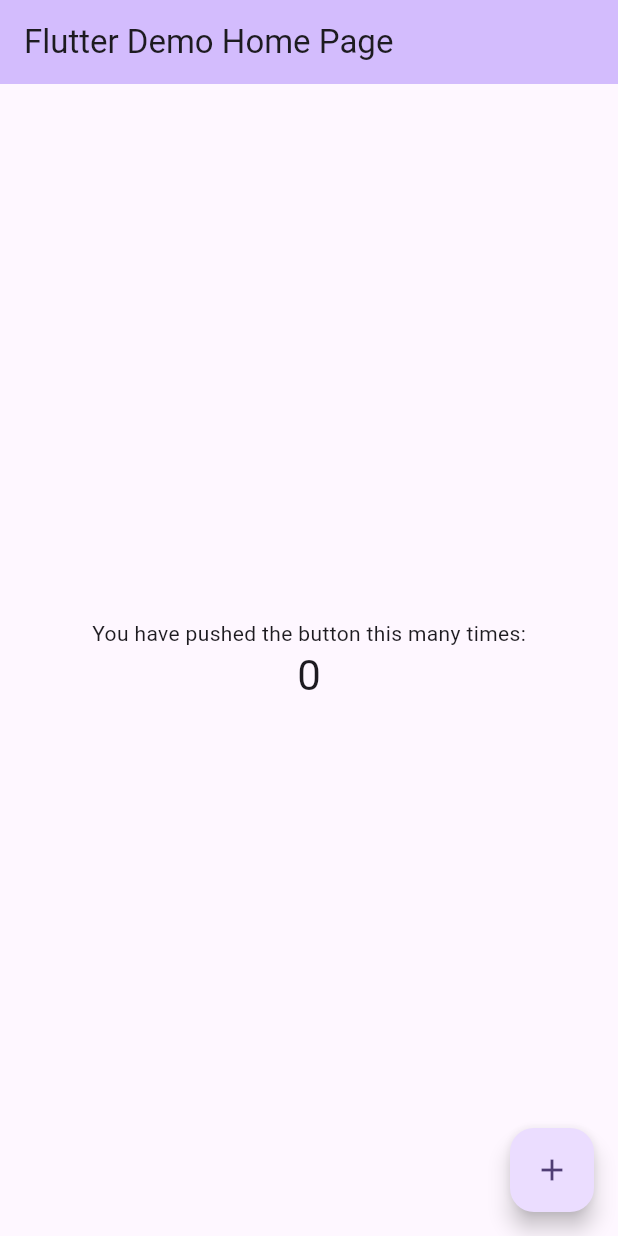
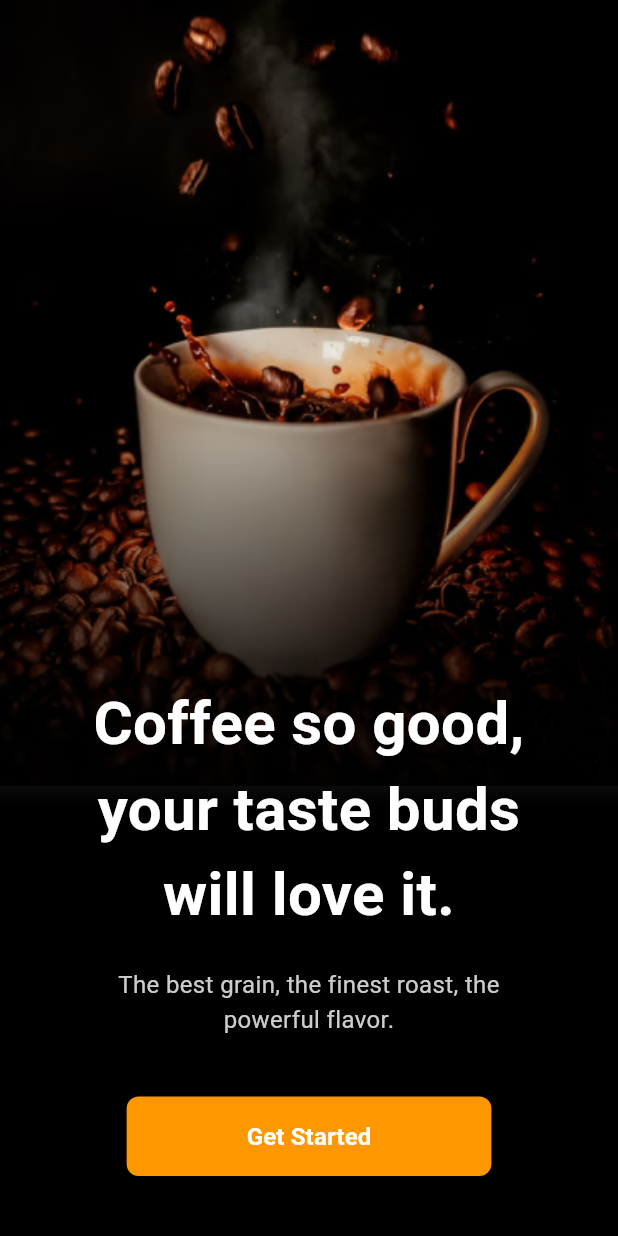
Before and after one commit to fadilxcoder/flutter-projects, a Flutter app: the screen it shows after launch, on a phone screen of 412 x 824 dp. Run offline on Flutter 3.47's test engine with Material 3 defaults, Android fonts, the phone set to English and light mode, and no system bars; our stand-ins replace firebase_core, flutter_svg; accounts and stored records are empty.

Commit message:
integrate coffee app codebase - zrr

```diff
--- a/lib/main.dart
+++ b/lib/main.dart
@@ -1,6 +1,15 @@
+import 'package:firebase_core/firebase_core.dart';
+import 'package:coffee_shop/screens/onboarding_screen.dart';
 import 'package:flutter/material.dart';
+import 'package:coffee_shop/firebase_options.dart';
 
-void main() {
+void main() async {
+  WidgetsFlutterBinding.ensureInitialized();
+  await Firebase.initializeApp(
+    options: DefaultFirebaseOptions.currentPlatform,
+  );
+
+
   runApp(const MyApp());
 }
 
@@ -11,115 +20,11 @@
   @override
   Widget build(BuildContext context) {
     return MaterialApp(
-      title: 'Flutter Demo',
+      title: 'Coffee App',
       theme: ThemeData(
-        // This is the theme of your application.
-        //
-        // TRY THIS: Try running your application with "flutter run". You'll see
-        // the application has a purple toolbar. Then, without quitting the app,
-        // try changing the seedColor in the colorScheme below to Colors.green
-        // and then invoke "hot reload" (save your changes or press the "hot
-        // reload" button in a Flutter-supported IDE, or press "r" if you used
-        // the command line to start the app).
-        //
-        // Notice that the counter didn't reset back to zero; the application
-        // state is not lost during the reload. To reset the state, use hot
-        // restart instead.
-        //
-        // This works for code too, not just values: Most code changes can be
-        // tested with just a hot reload.
-        colorScheme: ColorScheme.fromSeed(seedColor: Colors.deepPurple),
-        useMaterial3: true,
+        primarySwatch: Colors.orange,
       ),
-      home: const MyHomePage(title: 'Flutter Demo Home Page'),
+      home: const OnboardingScreen(),
     );
   }
 }
-
-class MyHomePage extends StatefulWidget {
-  const MyHomePage({super.key, required this.title});
-
-  // This widget is the home page of your application. It is stateful, meaning
-  // that it has a State object (defined below) that contains fields that affect
-  // how it looks.
-
-  // This class is the configuration for the state. It holds the values (in this
-  // case the title) provided by the parent (in this case the App widget) and
-  // used by the build method of the State. Fields in a Widget subclass are
-  // always marked "final".
-
-  final String title;
-
-  @override
-  State<MyHomePage> createState() => _MyHomePageState();
-}
-
-class _MyHomePageState extends State<MyHomePage> {
-  int _counter = 0;
-
-  void _incrementCounter() {
-    setState(() {
-      // This call to setState tells the Flutter framework that something has
-      // changed in this State, which causes it to rerun the build method below
-      // so that the display can reflect the updated values. If we changed
-      // _counter without calling setState(), then the build method would not be
-      // called again, and so nothing would appear to happen.
-      _counter++;
-    });
-  }
-
-  @override
-  Widget build(BuildContext context) {
-    // This method is rerun every time setState is called, for instance as done
-    // by the _incrementCounter method above.
-    //
-    // The Flutter framework has been optimized to make rerunning build methods
-    // fast, so that you can just rebuild anything that needs updating rather
-    // than having to individually change instances of widgets.
-    return Scaffold(
-      appBar: AppBar(
-        // TRY THIS: Try changing the color here to a specific color (to
-        // Colors.amber, perhaps?) and trigger a hot reload to see the AppBar
-        // change color while the other colors stay the same.
-        backgroundColor: Theme.of(context).colorScheme.inversePrimary,
-        // Here we take the value from the MyHomePage object that was created by
-        // the App.build method, and use it to set our appbar title.
-        title: Text(widget.title),
-      ),
-      body: Center(
-        // Center is a layout widget. It takes a single child and positions it
-        // in the middle of the parent.
-        child: Column(
-          // Column is also a layout widget. It takes a list of children and
-          // arranges them vertically. By default, it sizes itself to fit its
-          // children horizontally, and tries to be as tall as its parent.
-          //
-          // Column has various properties to control how it sizes itself and
-          // how it positions its children. Here we use mainAxisAlignment to
-          // center the children vertically; the main axis here is the vertical
-          // axis because Columns are vertical (the cross axis would be
-          // horizontal).
-          //
-          // TRY THIS: Invoke "debug painting" (choose the "Toggle Debug Paint"
-          // action in the IDE, or press "p" in the console), to see the
-          // wireframe for each widget.
-          mainAxisAlignment: MainAxisAlignment.center,
-          children: <Widget>[
-            const Text(
-              'You have pushed the button this many times:',
-            ),
-            Text(
-              '$_counter',
-              style: Theme.of(context).textTheme.headlineMedium,
-            ),
-          ],
-        ),
-      ),
-      floatingActionButton: FloatingActionButton(
-        onPressed: _incrementCounter,
-        tooltip: 'Increment',
-        child: const Icon(Icons.add),
-      ), // This trailing comma makes auto-formatting nicer for build methods.
-    );
-  }
-}
--- /dev/null
+++ b/lib/screens/onboarding_screen.dart
@@ -0,0 +1,104 @@
+// import 'package:coffee_app/components/constants.dart';
+import 'package:coffee_shop/screens/authentication_screen.dart';
+import 'package:flutter/material.dart';
+
+class OnboardingScreen extends StatelessWidget {
+  const OnboardingScreen({super.key});
+  @override
+  Widget build(BuildContext context) {
+    return Scaffold(
+      body: Stack(
+        children: [
+          // Background image covering the whole screen
+          Positioned.fill(
+            bottom: 300,
+            child: Image.asset(
+              'assets/images/coffee_background.png',
+              fit: BoxFit.cover,
+            ),
+          ),
+          // Gradient overlay at the bottom quarter
+          Positioned.fill(
+            child: Align(
+              alignment: Alignment.bottomCenter,
+              child: Container(
+                height: MediaQuery.of(context).size.height * 0.7,
+                decoration: BoxDecoration(
+                  gradient: LinearGradient(
+                    colors: [
+                      Colors.black.withOpacity(1),
+                      Colors.black.withOpacity(1),
+                      Colors.transparent,
+                    ],
+                    begin: Alignment.bottomCenter,
+                    end: Alignment.topCenter,
+                  ),
+                ),
+              ),
+            ),
+          ),
+          // Content (text and button) positioned above the gradient
+          Positioned.fill(
+            child: Padding(
+              padding: const EdgeInsets.symmetric(horizontal: 50.0),
+              child: Column(
+                mainAxisAlignment: MainAxisAlignment.end,
+                crossAxisAlignment: CrossAxisAlignment.center,
+                children: [
+                  const Spacer(),
+                  const Text(
+                    'Coffee so good,\nyour taste buds will love it.',
+                    textAlign: TextAlign.center,
+                    style: TextStyle(
+                      color: Colors.white,
+                      fontSize: 40,
+                      fontWeight: FontWeight.w600,
+                    ),
+                  ),
+                  const SizedBox(height: 20),
+                  Text(
+                    'The best grain, the finest roast, the powerful flavor.',
+                    textAlign: TextAlign.center,
+                    style: TextStyle(
+                      color: Colors.white.withOpacity(0.8),
+                      fontSize: 16,
+                    ),
+                  ),
+                  const SizedBox(height: 40),
+                  ElevatedButton(
+                    onPressed: () {
+                      //Add navigation logic
+                      Navigator.push(
+                        context,
+                        MaterialPageRoute(
+                          builder: (context) => const AuthenticationScreen(),
+                        ),
+                      );
+                    },
+                    style: ElevatedButton.styleFrom(
+                      backgroundColor: Colors.orange,
+                      shape: RoundedRectangleBorder(
+                        borderRadius: BorderRadius.circular(8),
+                      ),
+                      padding: const EdgeInsets.symmetric(
+                          horizontal: 80, vertical: 15),
+                    ),
+                    child: const Text(
+                      'Get Started',
+                      style: TextStyle(
+                        color: Colors.white,
+                        fontSize: 16,
+                        fontWeight: FontWeight.bold,
+                      ),
+                    ),
+                  ),
+                  const SizedBox(height: 40),
+                ],
+              ),
+            ),
+          ),
+        ],
+      ),
+    );
+  }
+}
```
Also changed, not shown: lib/screens/authentication_screen.dart (added, +138 -0 lines), pubspec.yaml (+7 -1 lines), assets/icons/apple.svg (added), assets/icons/facebook.svg (added), assets/icons/google.svg (added), assets/images/Rectangle 1.png (added), assets/images/coffee_background.png (added), lib/firebase_options.dart (added), pubspec.lock, 6 other files.
